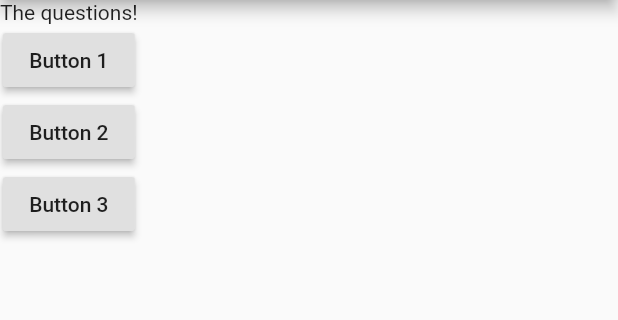
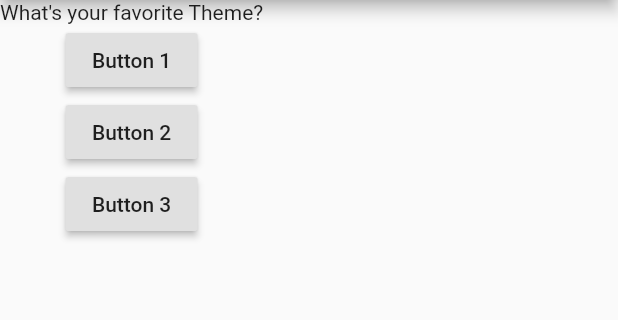
Before and after one commit to lhmisho/Flutter-beginning, a Flutter app: the screen it shows after launch, after a tap on "Button 1", on a phone screen of 412 x 824 dp, the part 84-404 px from its top. Run offline on Flutter 3.47's test engine with Material 2 defaults, Android fonts, the phone set to English and light mode, and no system bars.

```diff
--- a/lib/main.dart
+++ b/lib/main.dart
@@ -6,15 +6,34 @@ import 'package:flutter/material.dart';
 
 void main() => runApp(MyApp());
 
-class MyApp extends StatelessWidget {
+class MyApp extends StatefulWidget {
+  @override
+  State<StatefulWidget> createState() {
+    return MyAppState();
+  }
+}
 
-  void answerOftheQustion() => print("Answer chossen");
+class MyAppState extends State<MyApp> {
+  int indexQuestion = 0;
+
+  void answerQustion() {
+    setState(() {
+      indexQuestion += 1;
+    });
+    print(indexQuestion);
+  }
+
   // void answerOftheQustion(){
   //   print("Button pressed");
   // }
 
   @override
   Widget build(BuildContext context) {
+    var question = [
+      'What\'s your favorite IDE?',
+      'What\'s your favorite Theme?',
+    ];
+
     return MaterialApp(
       home: Scaffold(
         appBar: AppBar(
@@ -22,10 +41,10 @@ class MyApp extends StatelessWidget {
         ),
         body: Column(
           children: [
-            Text('The questions!'),
+            Text(question[indexQuestion]),
             RaisedButton(
               child: Text('Button 1'),
-              onPressed: answerOftheQustion,
+              onPressed: answerQustion,
             ),
             RaisedButton(
               child: Text('Button 2'),
@@ -33,7 +52,7 @@ class MyApp extends StatelessWidget {
             ),
             RaisedButton(
               child: Text('Button 3'),
-              onPressed: (){
+              onPressed: () {
                 // .....
                 print("Answered question three!");
               },
```
